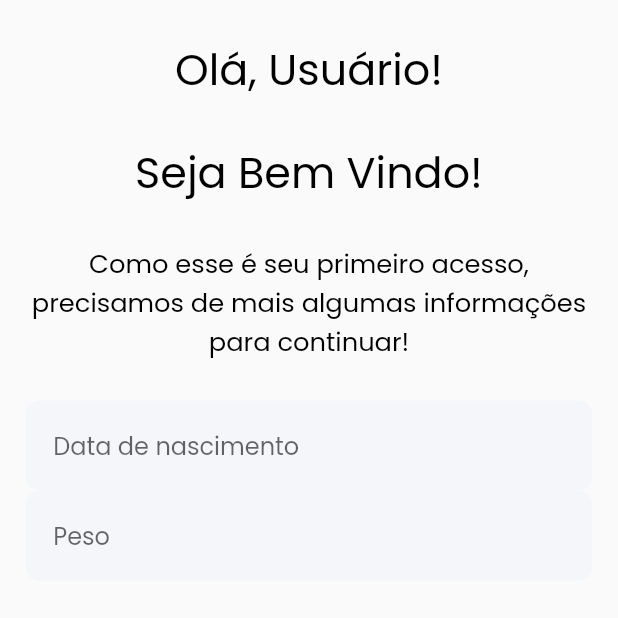
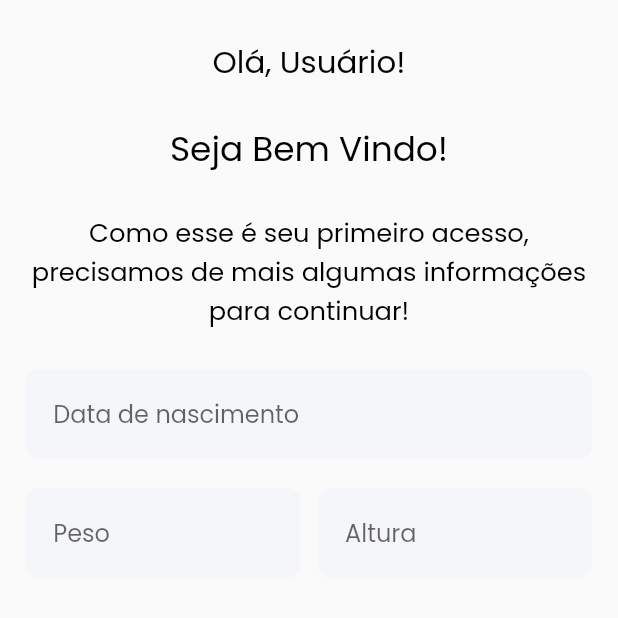
Before and after one commit to megarubber/vitahealth, a Flutter app: the screen it shows after launch, on a phone screen of 412 x 824 dp, the top half of it. Run offline on Flutter 3.47's test engine with Material 2 defaults, Android fonts, the phone set to English and light mode, and no system bars; our stand-ins replace flutter_screenutil, fluttertoast, google_fonts, image_picker, mask_text_input_formatter.

Commit message:
feat[form]: add weight and height inputs

```diff
--- a/lib/screens/register_profile.dart
+++ b/lib/screens/register_profile.dart
@@ -21,7 +21,7 @@ class RegisterProfile extends StatelessWidget {
                 Text(
                   'Olá, Usuário!',
                   style: GoogleFonts.poppins(
-                    fontSize: 25.sp,
+                    fontSize: 18.sp,
                     color: ProjectColors().title
                   )
                 ),
@@ -29,7 +29,7 @@ class RegisterProfile extends StatelessWidget {
                 Text(
                   'Seja Bem Vindo!',
                   style: GoogleFonts.poppins(
-                    fontSize: 25.sp,
+                    fontSize: 20.sp,
                     color: ProjectColors().title
                   )
                 ),
@@ -49,8 +49,21 @@ class RegisterProfile extends StatelessWidget {
                   myContext: context,
                   hint: 'Data de nascimento',
                 ),
-                MyTextField().createNumberField(
-                  hint: 'Peso'
+                SizedBox(height: 15.h),
+                Row(
+                  children: <Widget>[
+                    SizedBox(
+                      width: 160.w,
+                      child: MyTextField().createNumberField(hint: 'Peso')
+                    ),
+                    SizedBox(
+                      width: 10.w
+                    ),
+                    SizedBox(
+                      width: 160.w,
+                      child: MyTextField().createNumberField(hint: 'Altura')
+                    ),
+                  ]
                 )
               ]
             )
```
